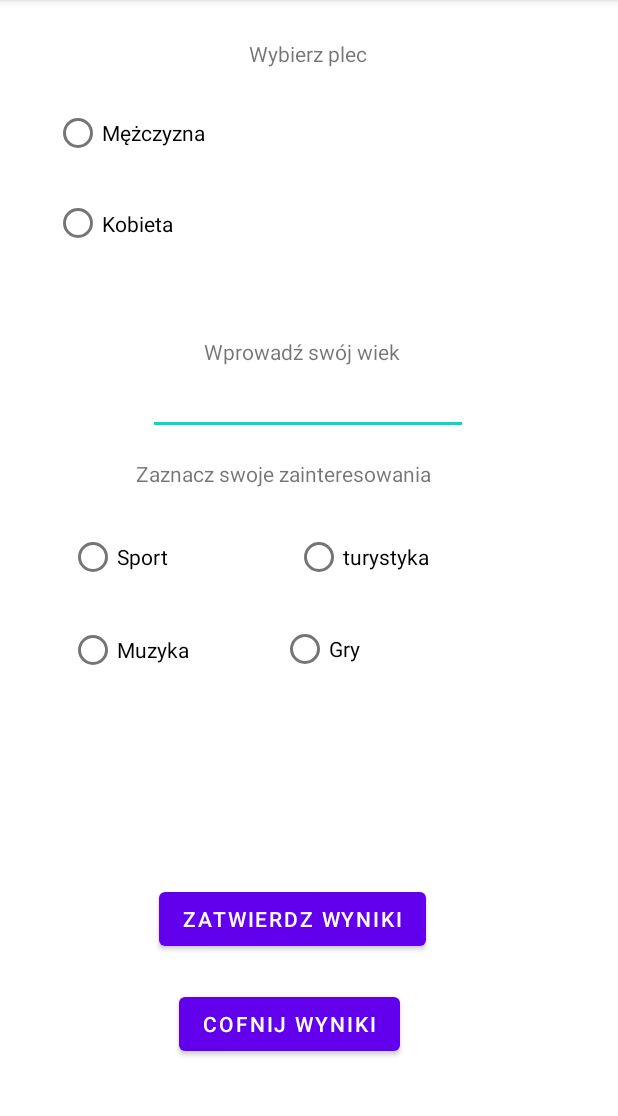
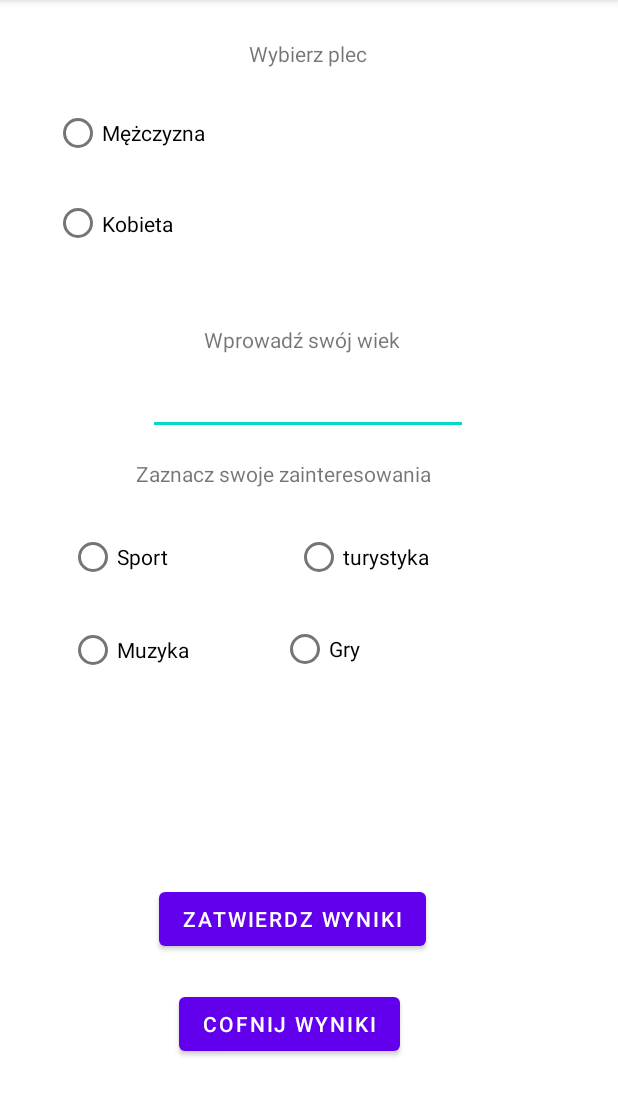
Before and after one commit to Oskar621/zadanie23032022, an Android app: the screen it shows after launch (MainActivity), on a phone screen of 412 x 824 dp, the part 84-1200 px from its top. Run offline under Robolectric (Android 15) with nearby library versions, the phone set to English and light mode, and no system bars.

Commit message:
prawie koniec

```diff
--- a/app/src/main/java/com/example/zadanie23032022/MainActivity.kt
+++ b/app/src/main/java/com/example/zadanie23032022/MainActivity.kt
@@ -27,7 +27,7 @@ class MainActivity : AppCompatActivity() {
             number.isEnabled = false
             if(plecm.isChecked)
             {
-                wynik += "Mezczyzna,  "
+                wynik += "Mezczyzna, "
             }
 
             if(pleck.isChecked)
--- a/app/src/main/res/layout/activity_main.xml
+++ b/app/src/main/res/layout/activity_main.xml
@@ -52,7 +52,7 @@
         app:layout_constraintHorizontal_bias="0.483"
         app:layout_constraintStart_toStartOf="parent"
         app:layout_constraintTop_toTopOf="parent"
-        app:layout_constraintVertical_bias="0.3" />
+        app:layout_constraintVertical_bias="0.289" />
 
     <Button
         android:id="@+id/odblokuj"
```
